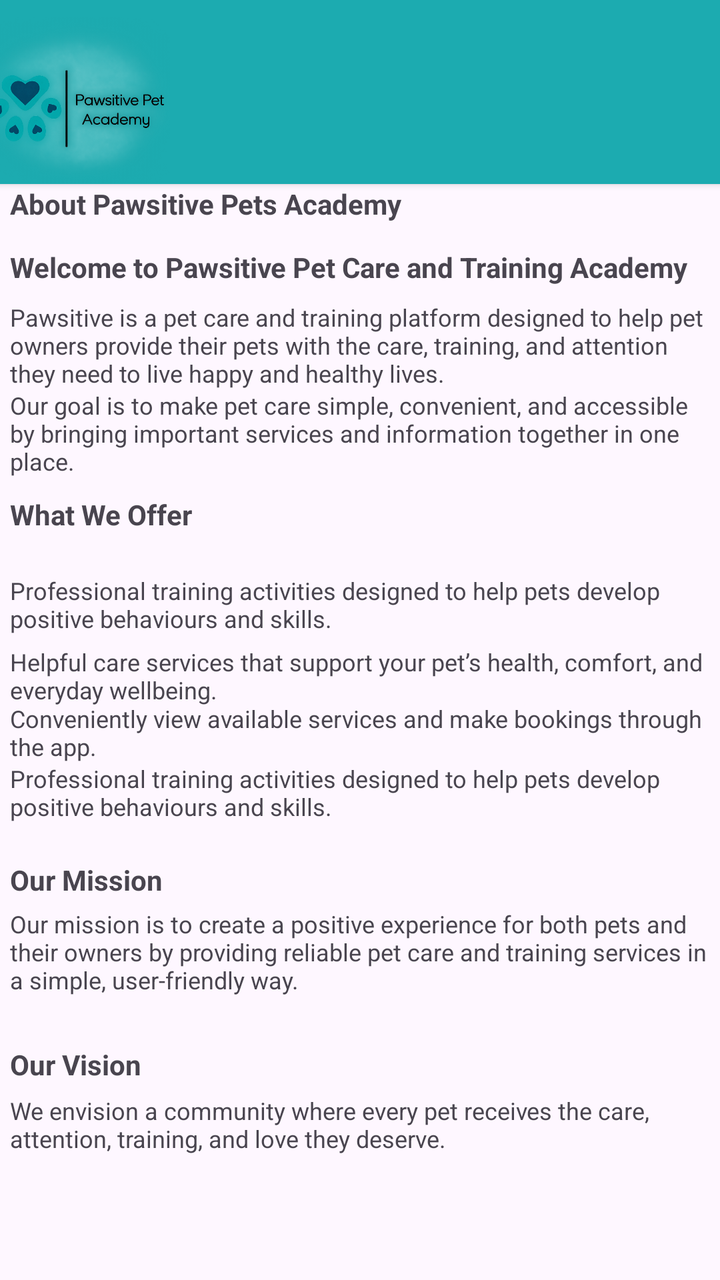
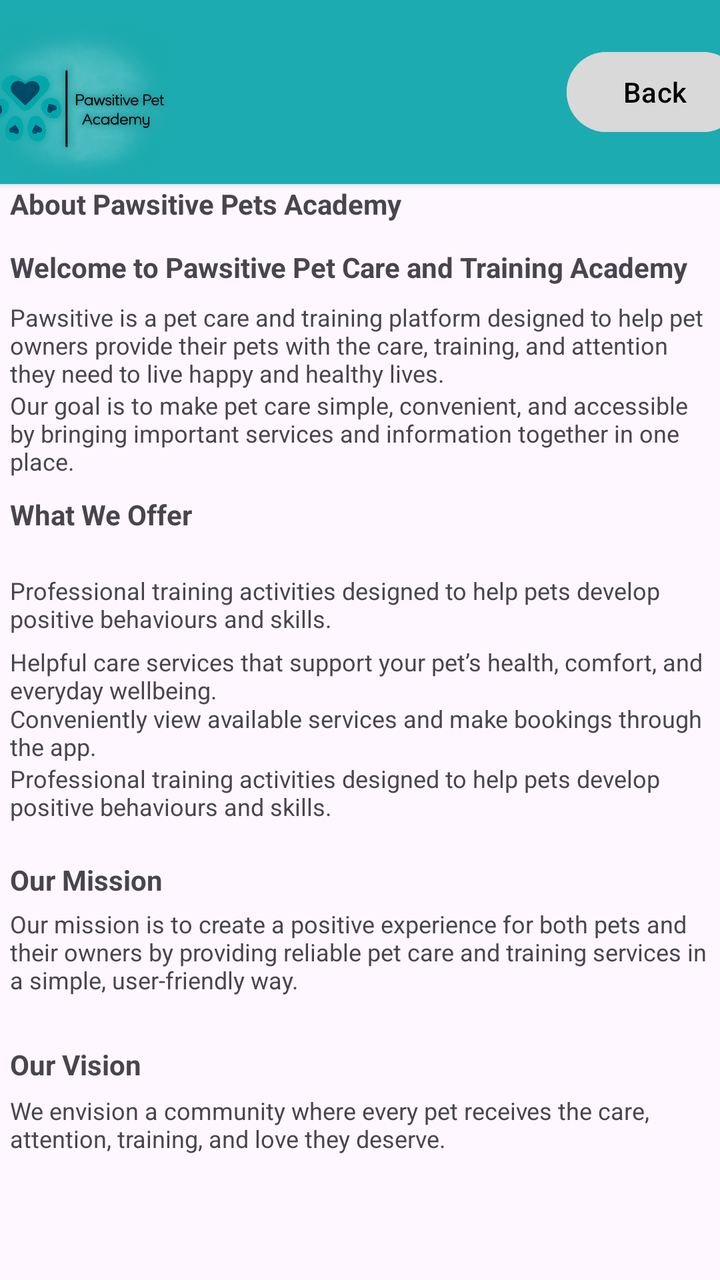

The first picture is an Android layout as it rendered before a commit; the second is the same layout after the commit. The layout source and the unified diff follow.
<!-- AndroidManifest.xml: application theme Theme.PawsitivePets -->
<!-- res/layout/activity_about_us_page.xml -->
<?xml version="1.0" encoding="utf-8"?>
<androidx.constraintlayout.widget.ConstraintLayout xmlns:android="http://schemas.android.com/apk/res/android"
    xmlns:app="http://schemas.android.com/apk/res-auto"
    xmlns:tools="http://schemas.android.com/tools"
    android:id="@+id/main"
    android:layout_width="match_parent"
    android:layout_height="match_parent"
    tools:context=".AboutUsPage">

    <TextView
        android:id="@+id/textView2"
        android:layout_width="wrap_content"
        android:layout_height="wrap_content"
        android:padding="5dp"
        android:text="Welcome to Pawsitive Pet Care and Training Academy"
        android:textStyle="bold"
        app:layout_constraintBottom_toBottomOf="parent"
        app:layout_constraintEnd_toEndOf="parent"
        app:layout_constraintHorizontal_bias="0.0"
        app:layout_constraintStart_toStartOf="parent"
        app:layout_constraintTop_toTopOf="parent"
        app:layout_constraintVertical_bias="0.195" />

    <androidx.cardview.widget.CardView
        android:id="@+id/cardView2"
        android:layout_width="414dp"
        android:layout_height="92dp"
        app:cardBackgroundColor="#1CABB0"
        app:layout_constraintBottom_toBottomOf="parent"
        app:layout_constraintEnd_toEndOf="parent"
        app:layout_constraintStart_toStartOf="parent"
        app:layout_constraintTop_toTopOf="parent"
        app:layout_constraintVertical_bias="0.0">

        <ImageView
            android:id="@+id/imageView"
            android:layout_width="130dp"
            android:layout_height="match_parent"
            app:srcCompat="@drawable/logo_1" />
    </androidx.cardview.widget.CardView>

    <TextView
        android:id="@+id/textView"
        android:layout_width="wrap_content"
        android:layout_height="wrap_content"
        android:padding="5dp"
        android:text="About Pawsitive Pets Academy"
        android:textStyle="bold"
        app:layout_constraintBottom_toBottomOf="parent"
        app:layout_constraintEnd_toEndOf="parent"
        app:layout_constraintHorizontal_bias="0.0"
        app:layout_constraintStart_toStartOf="parent"
        app:layout_constraintTop_toTopOf="parent"
        app:layout_constraintVertical_bias="0.143" />

    <TextView
        android:id="@+id/textView10"
        android:layout_width="wrap_content"
        android:layout_height="wrap_content"
        android:padding="5dp"
        android:text="Pawsitive is a pet care and training platform designed to help pet owners provide their pets with the care, training, and attention they need to live happy and healthy lives."
        android:textSize="12sp"
        app:layout_constraintBottom_toBottomOf="parent"
        app:layout_constraintEnd_toEndOf="parent"
        app:layout_constraintHorizontal_bias="0.0"
        app:layout_constraintStart_toStartOf="parent"
        app:layout_constraintTop_toTopOf="parent"
        app:layout_constraintVertical_bias="0.248" />

    <TextView
        android:id="@+id/textView25"
        android:layout_width="wrap_content"
        android:layout_height="wrap_content"
        android:padding="5dp"
        android:text="Our mission is to create a positive experience for both pets and their owners by providing reliable pet care and training services in a simple, user-friendly way."
        android:textSize="12sp"
        app:layout_constraintBottom_toBottomOf="parent"
        app:layout_constraintEnd_toEndOf="parent"
        app:layout_constraintHorizontal_bias="0.0"
        app:layout_constraintStart_toStartOf="parent"
        app:layout_constraintTop_toTopOf="parent"
        app:layout_constraintVertical_bias="0.766" />

    <TextView
        android:id="@+id/textView9"
        android:layout_width="wrap_content"
        android:layout_height="wrap_content"
        android:padding="5dp"
        android:text="Our goal is to make pet care simple, convenient, and accessible by bringing important services and information together in one place."
        android:textSize="12sp"
        app:layout_constraintBottom_toBottomOf="parent"
        app:layout_constraintEnd_toEndOf="parent"
        app:layout_constraintHorizontal_bias="0.0"
        app:layout_constraintStart_toStartOf="parent"
        app:layout_constraintTop_toTopOf="parent"
        app:layout_constraintVertical_bias="0.323" />

    <TextView
        android:id="@+id/textView27"
        android:layout_width="wrap_content"
        android:layout_height="wrap_content"
        android:padding="5dp"
        android:text="We envision a community where every pet receives the care, attention, training, and love they deserve."
        android:textSize="12sp"
        app:layout_constraintBottom_toBottomOf="parent"
        app:layout_constraintEnd_toEndOf="parent"
        app:layout_constraintHorizontal_bias="0.0"
        app:layout_constraintStart_toStartOf="parent"
        app:layout_constraintTop_toTopOf="parent"
        app:layout_constraintVertical_bias="0.904" />

    <TextView
        android:id="@+id/textView22"
        android:layout_width="wrap_content"
        android:layout_height="wrap_content"
        android:padding="5dp"
        android:text="Helpful care services that support your pet’s health, comfort, and everyday wellbeing."
        android:textSize="12sp"
        app:layout_constraintBottom_toBottomOf="parent"
        app:layout_constraintEnd_toEndOf="parent"
        app:layout_constraintHorizontal_bias="1.0"
        app:layout_constraintStart_toStartOf="parent"
        app:layout_constraintTop_toTopOf="parent"
        app:layout_constraintVertical_bias="0.53" />

    <TextView
        android:id="@+id/textView26"
        android:layout_width="wrap_content"
        android:layout_height="wrap_content"
        android:padding="5dp"
        android:text="Our Vision"
        android:textStyle="bold"
        app:layout_constraintBottom_toBottomOf="parent"
        app:layout_constraintEnd_toEndOf="parent"
        app:layout_constraintHorizontal_bias="0.0"
        app:layout_constraintStart_toStartOf="parent"
        app:layout_constraintTop_toTopOf="parent"
        app:layout_constraintVertical_bias="0.847" />

    <TextView
        android:id="@+id/textView21"
        android:layout_width="wrap_content"
        android:layout_height="wrap_content"
        android:padding="5dp"
        android:text="Conveniently view available services and make bookings through the app."
        android:textSize="12sp"
        app:layout_constraintBottom_toBottomOf="parent"
        app:layout_constraintEnd_toEndOf="parent"
        app:layout_constraintHorizontal_bias="0.0"
        app:layout_constraintStart_toStartOf="parent"
        app:layout_constraintTop_toTopOf="parent"
        app:layout_constraintVertical_bias="0.577" />

    <TextView
        android:id="@+id/textView18"
        android:layout_width="wrap_content"
        android:layout_height="wrap_content"
        android:padding="5dp"
        android:text="What We Offer"
        android:textStyle="bold"
        app:layout_constraintBottom_toBottomOf="parent"
        app:layout_constraintEnd_toEndOf="parent"
        app:layout_constraintHorizontal_bias="0.0"
        app:layout_constraintStart_toStartOf="parent"
        app:layout_constraintTop_toTopOf="parent"
        app:layout_constraintVertical_bias="0.397" />

    <TextView
        android:id="@+id/textView20"
        android:layout_width="wrap_content"
        android:layout_height="wrap_content"
        android:padding="5dp"
        android:text="Professional training activities designed to help pets develop positive behaviours and skills."
        android:textSize="12sp"
        app:layout_constraintBottom_toBottomOf="parent"
        app:layout_constraintEnd_toEndOf="parent"
        app:layout_constraintHorizontal_bias="0.0"
        app:layout_constraintStart_toStartOf="parent"
        app:layout_constraintTop_toTopOf="parent"
        app:layout_constraintVertical_bias="0.627" />

    <TextView
        android:id="@+id/textView23"
        android:layout_width="wrap_content"
        android:layout_height="wrap_content"
        android:padding="5dp"
        android:text="Our Mission"
        android:textStyle="bold"
        app:layout_constraintBottom_toBottomOf="parent"
        app:layout_constraintEnd_toEndOf="parent"
        app:layout_constraintHorizontal_bias="0.0"
        app:layout_constraintStart_toStartOf="parent"
        app:layout_constraintTop_toTopOf="parent"
        app:layout_constraintVertical_bias="0.696" />

    <TextView
        android:id="@+id/textView19"
        android:layout_width="wrap_content"
        android:layout_height="wrap_content"
        android:padding="5dp"
        android:text="Professional training activities designed to help pets develop positive behaviours and skills."
        android:textSize="12sp"
        app:layout_constraintBottom_toBottomOf="parent"
        app:layout_constraintEnd_toEndOf="parent"
        app:layout_constraintHorizontal_bias="0.0"
        app:layout_constraintStart_toStartOf="parent"
        app:layout_constraintTop_toTopOf="parent"
        app:layout_constraintVertical_bias="0.47" />

</androidx.constraintlayout.widget.ConstraintLayout>
<!-- resources referenced by this layout -->
<resources>
  <!-- drawable logo_1: png bitmap (drawable, 235545 bytes) -->
  <style name="Theme.PawsitivePets" parent="Base.Theme.PawsitivePets" />
  <style name="Base.Theme.PawsitivePets" parent="Theme.Material3.DayNight.NoActionBar">
          
          
      </style>
</resources>

<!-- the commit's change to res/layout/activity_about_us_page.xml (unified diff, before → after) -->
@@ -37,6 +37,16 @@
             android:layout_width="130dp"
             android:layout_height="match_parent"
             app:srcCompat="@drawable/logo_1" />
+
+        <Button
+            android:id="@+id/btnBack"
+            android:layout_width="wrap_content"
+            android:layout_height="wrap_content"
+            android:layout_gravity="end|center_vertical"
+            android:layout_marginEnd="16dp"
+            android:backgroundTint="#D9D9D9"
+            android:text="Back"
+            android:textColor="@color/black" />
     </androidx.cardview.widget.CardView>
 
     <TextView
<!-- resource entries referenced after the edit -->
@@ -1,5 +1,6 @@
 <!-- resources referenced by this layout -->
 <resources>
+  <color name="black">#FF000000</color>
   <!-- drawable logo_1: png bitmap (drawable, 235545 bytes) -->
   <style name="Theme.PawsitivePets" parent="Base.Theme.PawsitivePets" />
   <style name="Base.Theme.PawsitivePets" parent="Theme.Material3.DayNight.NoActionBar">
